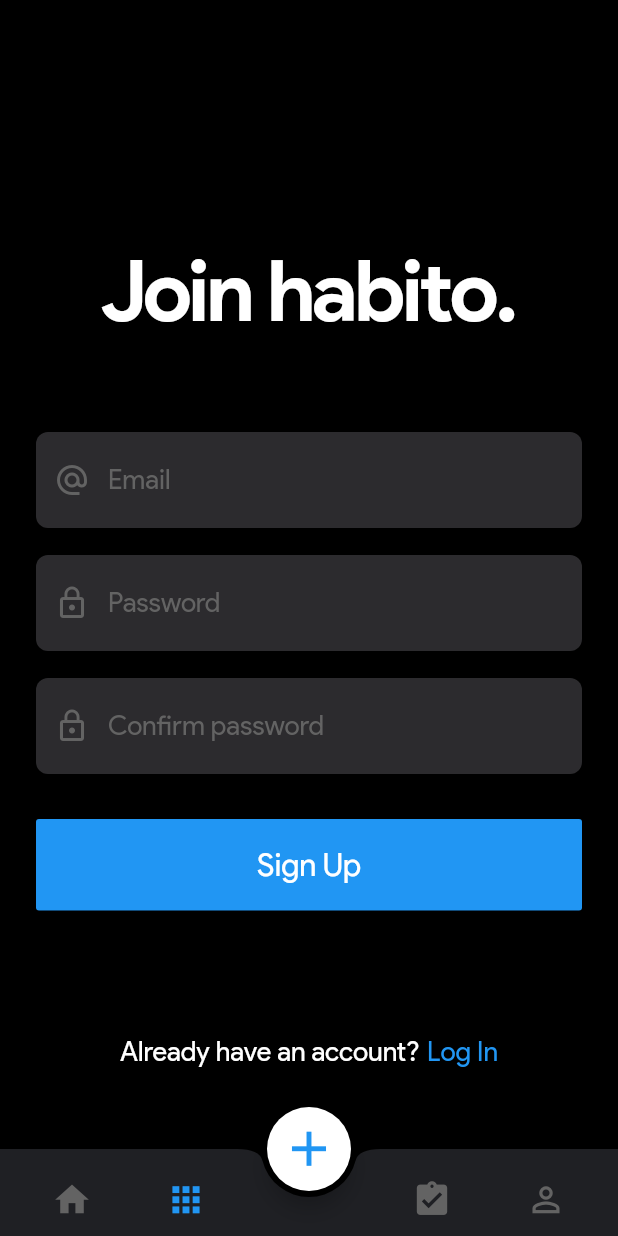
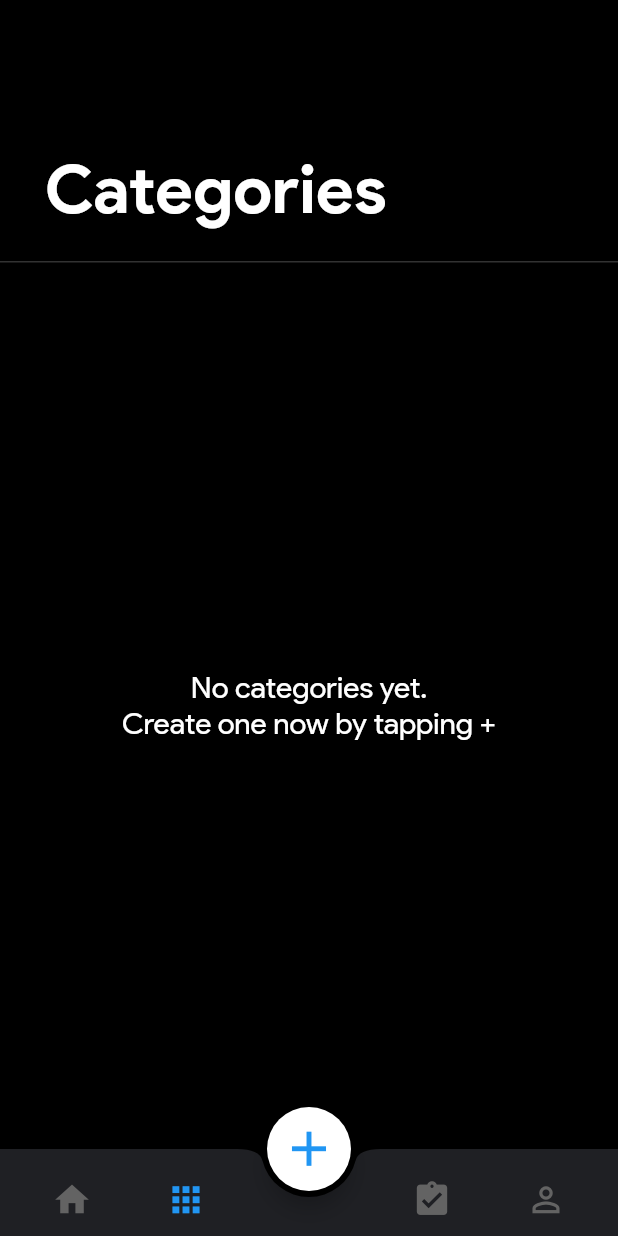
Before and after one commit to padamchopra/habitus-cross, a Flutter app: the Home screen opened directly with empty values, swiped to page 2, on a phone screen of 412 x 824 dp. Run offline on Flutter 3.47's test engine with Material 2 defaults, Android fonts, the phone set to English and light mode, and no system bars; our stand-ins replace cloud_firestore, email_validator, firebase_auth; missing offline and left inert: flutter_iconpicker; accounts and stored records are empty.

Commit message:
fetch and display categories

```diff
--- a/lib/models/category.dart
+++ b/lib/models/category.dart
@@ -1,3 +1,4 @@
+import 'package:cloud_firestore/cloud_firestore.dart';
 import 'package:flutter/material.dart';
 import 'package:habito/models/habit.dart';
 import 'package:habito/widgets/text.dart';
@@ -39,6 +40,10 @@
 
   set categoryIcon(IconData icon) {
     this._icon = icon;
+  }
+
+  set categoryIconFromCodePoint(int codePoint) {
+    this._icon = IconData(codePoint, fontFamily: "MaterialIcons");
   }
 
   set documentId(String id) {
@@ -105,6 +110,11 @@
     );
   }
 
-  Map<String, dynamic> toJson() =>
-      {"name": _name, "color": _color, "uid": _userId, "icon": _icon.codePoint};
+  Map<String, dynamic> toJson() => {
+        "name": _name,
+        "color": _color,
+        "uid": _userId,
+        "icon": _icon.codePoint,
+        "createdAt": FieldValue.serverTimestamp()
+      };
 }
--- /dev/null
+++ b/lib/models/universalValues.dart
@@ -0,0 +1,8 @@
+
+  final double _topPaddingBeforeHeading = 99;
+  final double _headingFontSize = 45;
+  final double _headingHorizontalMargin = 30;
+
+  get topPaddingBeforeHeading => _topPaddingBeforeHeading;
+  get headingFontSize => _headingFontSize;
+  get headingHorizontalMargin => _headingHorizontalMargin;
--- /dev/null
+++ b/lib/pages/allCategories.dart
@@ -0,0 +1,78 @@
+import 'package:flutter/material.dart';
+import 'package:flutter_staggered_grid_view/flutter_staggered_grid_view.dart';
+import 'package:habito/models/category.dart';
+import 'package:habito/models/habitoModel.dart';
+import 'package:habito/models/universalValues.dart' as universalValue;
+import 'package:habito/widgets/text.dart';
+import 'package:scoped_model/scoped_model.dart';
+
+class AllCategories extends StatefulWidget {
+  @override
+  State<StatefulWidget> createState() {
+    return _AllCategoriesState();
+  }
+}
+
+class _AllCategoriesState extends State<AllCategories> {
+  @override
+  Widget build(BuildContext context) {
+    return Column(
+      crossAxisAlignment: CrossAxisAlignment.start,
+      children: <Widget>[
+        SizedBox(
+          height: universalValue.topPaddingBeforeHeading,
+        ),
+        Container(
+          margin: EdgeInsets.symmetric(
+            horizontal: universalValue.headingHorizontalMargin,
+          ),
+          child: CustomText(
+            "Categories",
+            fontSize: universalValue.headingFontSize,
+            fontWeight: FontWeight.bold,
+          ),
+        ),
+        SizedBox(
+          height: 20,
+        ),
+        Container(
+          color: Color(0x80636363),
+          width: double.infinity,
+          height: 1,
+        ),
+        Expanded(
+          child: Padding(
+            padding: const EdgeInsets.symmetric(horizontal: 25.0),
+            child: ScopedModelDescendant<HabitoModel>(
+              builder: (context, child, model) {
+                int numberOfCategories = model.numberOfCategories();
+                if (numberOfCategories == 0) {
+                  return Center(
+                    child: CustomText(
+                      "No categories yet.\nCreate one now by tapping +",
+                      textAlign: TextAlign.center,
+                    ),
+                  );
+                }
+                List<MyCategory> _myCategoriesList = model.myCategories;
+                Map<int, MyCategory> _myCategories = _myCategoriesList.asMap();
+                return StaggeredGridView.countBuilder(
+                  padding: EdgeInsets.only(top: 22.5),
+                  crossAxisCount: 1,
+                  itemCount: numberOfCategories,
+                  itemBuilder: (BuildContext context, int index) {
+                    return Container(
+                      margin: EdgeInsets.only(bottom: 18),
+                      child: _myCategories[index].widget(),
+                    );
+                  },
+                  staggeredTileBuilder: (int index) => StaggeredTile.fit(1),
+                );
+              },
+            ),
+          ),
+        ),
+      ],
+    );
+  }
+}
--- a/lib/pages/home.dart
+++ b/lib/pages/home.dart
@@ -1,4 +1,5 @@
 import 'package:flutter/material.dart';
+import 'package:habito/pages/allCategories.dart';
 import 'package:habito/pages/allHabits.dart';
 import 'package:habito/pages/profile.dart';
 import 'package:habito/pages/signup.dart';
@@ -96,7 +97,6 @@
                     _buildAddButton(Icons.lightbulb_outline, "Habit", null),
                     _buildAddButton(Icons.label_outline, "Category",
                         () => addNewCategory(context)),
-                    //_buildAddButton(Icons.done_outline, "Progress", null),
                     _buildAddButton(Icons.share, "Share", null),
                   ],
                 ),
@@ -131,7 +131,7 @@
     return Scaffold(
       resizeToAvoidBottomPadding: false,
       backgroundColor: Colors.black,
-      //TODO: If make notch transparent
+      //Suggestion: If you want to make notch transparent
       //extendBody: true,
       body: PageView(
         controller: controller,
@@ -144,7 +144,7 @@
         //TODO: Change pages here
         children: <Widget>[
           AllHabits(),
-          Signup(),
+          AllCategories(),
           Signup(),
           Profile(widget.updateUserState),
         ],
@@ -162,9 +162,7 @@
         ),
       ),
       bottomNavigationBar: BottomAppBar(
-        shape: CircularNotchedRectangle(
-          radiusDivision: 1.5,
-        ),
+        shape: CircularNotchedRectangle(),
         color: Color(0xff1F2024),
         child: Padding(
           padding: const EdgeInsets.only(
```
Also changed, not shown: lib/models/habitoModel.dart (+47 -3 lines), lib/pages/allHabits.dart (+4 -4 lines).
